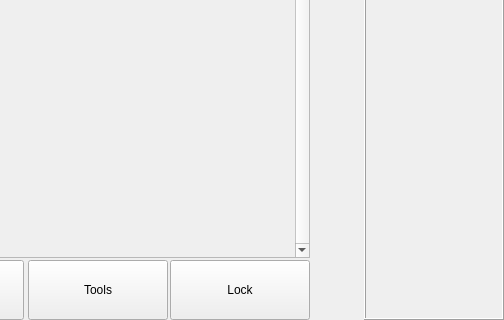
Before: the Qt Designer form Waiter/dlgface.ui in End1-1/Cafe5, drawn with Qt 5; both pictures show x 604 to 1108 and y 448 to 768 of the 1108 by 768 pixel window.
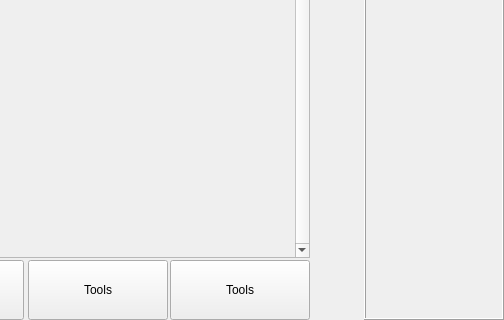
After: the same form once the commit is applied. Icons and pictures are not drawn.

Diff of the .ui file:
```diff
--- a/Waiter/dlgface.ui
+++ b/Waiter/dlgface.ui
@@ -248,21 +248,15 @@
        </widget>
       </item>
       <item>
-       <widget class="QToolButton" name="btnExit">
+       <widget class="QPushButton" name="btnExit">
         <property name="minimumSize">
          <size>
           <width>140</width>
           <height>60</height>
          </size>
         </property>
-        <property name="maximumSize">
-         <size>
-          <width>16777215</width>
-          <height>16777215</height>
-         </size>
-        </property>
         <property name="text">
-         <string>Lock</string>
+         <string>Tools</string>
         </property>
         <property name="icon">
          <iconset resource="../resources/res.qrc">
@@ -274,9 +268,6 @@
           <height>32</height>
          </size>
         </property>
-        <property name="toolButtonStyle">
-         <enum>Qt::ToolButtonTextBesideIcon</enum>
-        </property>
        </widget>
       </item>
      </layout>
```
